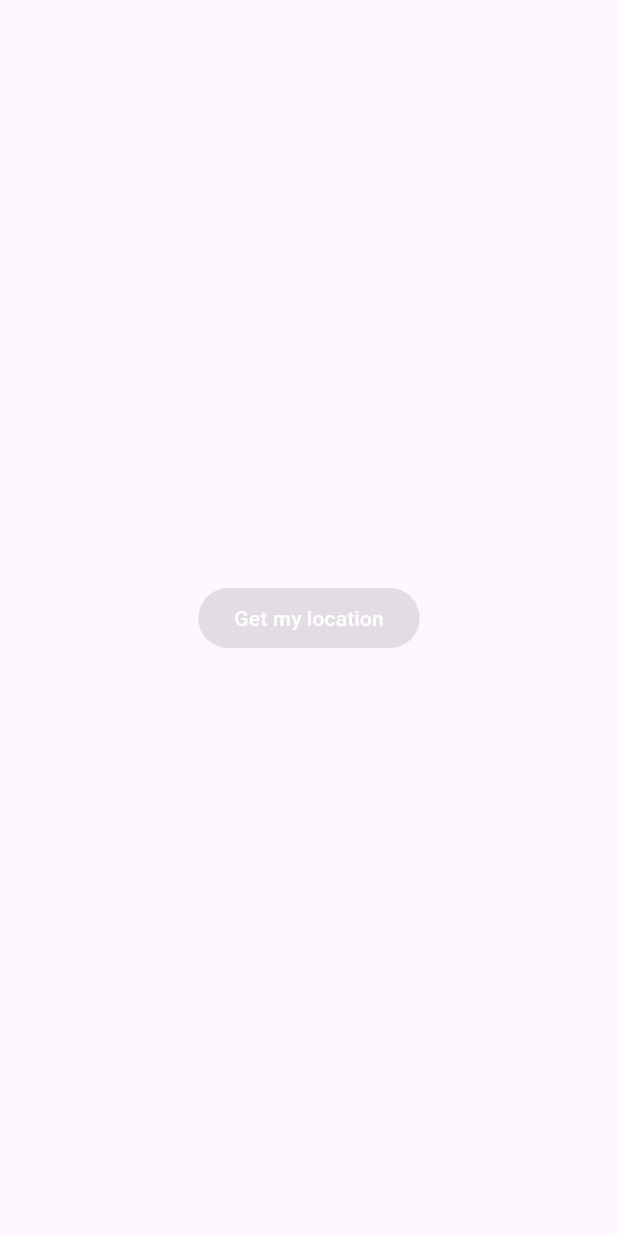
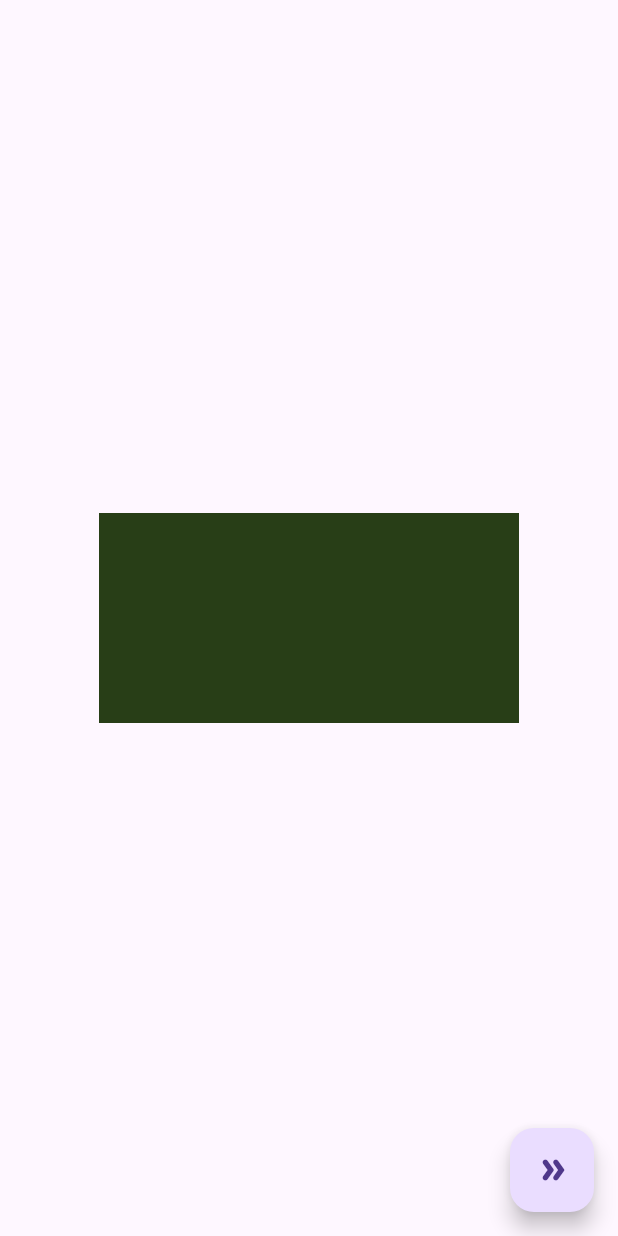
Before and after one commit to minchodang/flutter-ps, a Flutter app: the screen it shows after launch, on a phone screen of 412 x 824 dp. Run offline on Flutter 3.47's test engine with Material 3 defaults, Android fonts, the phone set to English and light mode, and no system bars; our stand-ins replace flutter_svg, fluttertoast, geolocator, google_fonts, timer_builder.

Commit message:
feat: key-concept1 (#20)

```diff
--- a/lib/main.dart
+++ b/lib/main.dart
@@ -1,5 +1,6 @@
 import 'package:flutter/material.dart';
 import 'package:flutter_application_1/screens/Loading.dart';
+import 'package:flutter_application_1/screens/key/PositionedTile.dart';
 
 void main() {
   runApp(MyApp());
@@ -11,7 +12,7 @@ class MyApp extends StatelessWidget {
     return MaterialApp(
       title: 'Weather app',
       theme: ThemeData(primarySwatch: Colors.blue),
-      home: Loading(),
+      home: PositionedTile(),
     );
   }
 }
--- /dev/null
+++ b/lib/screens/key/PositionedTile.dart
@@ -0,0 +1,80 @@
+import 'dart:math';
+
+import 'package:flutter/material.dart';
+import 'package:fluttertoast/fluttertoast.dart';
+
+class   PositionedTile extends StatefulWidget {
+  State<StatefulWidget> createState() => PositionedTileState();
+}
+
+class PositionedTileState extends State<PositionedTile> {
+  List<Widget> tiles = [
+    StatefulColorfulTile(
+      key: UniqueKey(),
+    ),
+    StatefulColorfulTile(
+      key: UniqueKey(),
+    ),
+  ];
+
+  @override
+  Widget build(BuildContext context) {
+    return Scaffold(
+      body: Column(
+        mainAxisAlignment: MainAxisAlignment.center,
+        children: [
+          Row(
+            mainAxisAlignment: MainAxisAlignment.center,
+            children: tiles,
+          ),
+        ],
+      ),
+      floatingActionButton: FloatingActionButton(
+          child: Icon(Icons.double_arrow_rounded),
+          onPressed: () {
+            swapTiles();
+            flutterToast();
+          }),
+    );
+  }
+
+  void swapTiles() {
+    setState(() {
+      tiles.insert(1, tiles.removeAt(0));
+    });
+  }
+}
+
+class StatefulColorfulTile extends StatefulWidget {
+  const StatefulColorfulTile({Key? key}) : super(key: key);
+  @override
+  _StatefulColorfulTileState createState() => _StatefulColorfulTileState();
+}
+
+class _StatefulColorfulTileState extends State<StatefulColorfulTile> {
+  Color myColor = getRandomColor();
+
+  @override
+  Widget build(BuildContext context) {
+    return Container(
+      color: myColor,
+      child: Padding(
+        padding: EdgeInsets.all(70.0),
+      ),
+    );
+  }
+}
+
+getRandomColor() {
+  var r = Random();
+  return Color.fromARGB(255, r.nextInt(255), r.nextInt(255), r.nextInt(255));
+}
+
+void flutterToast() {
+  Fluttertoast.showToast(
+      msg: 'Color has been changed',
+      gravity: ToastGravity.BOTTOM,
+      backgroundColor: Colors.blue,
+      textColor: Colors.white,
+      toastLength: Toast.LENGTH_SHORT);
+}
```
Also changed, not shown: pubspec.lock, 2 other files.
